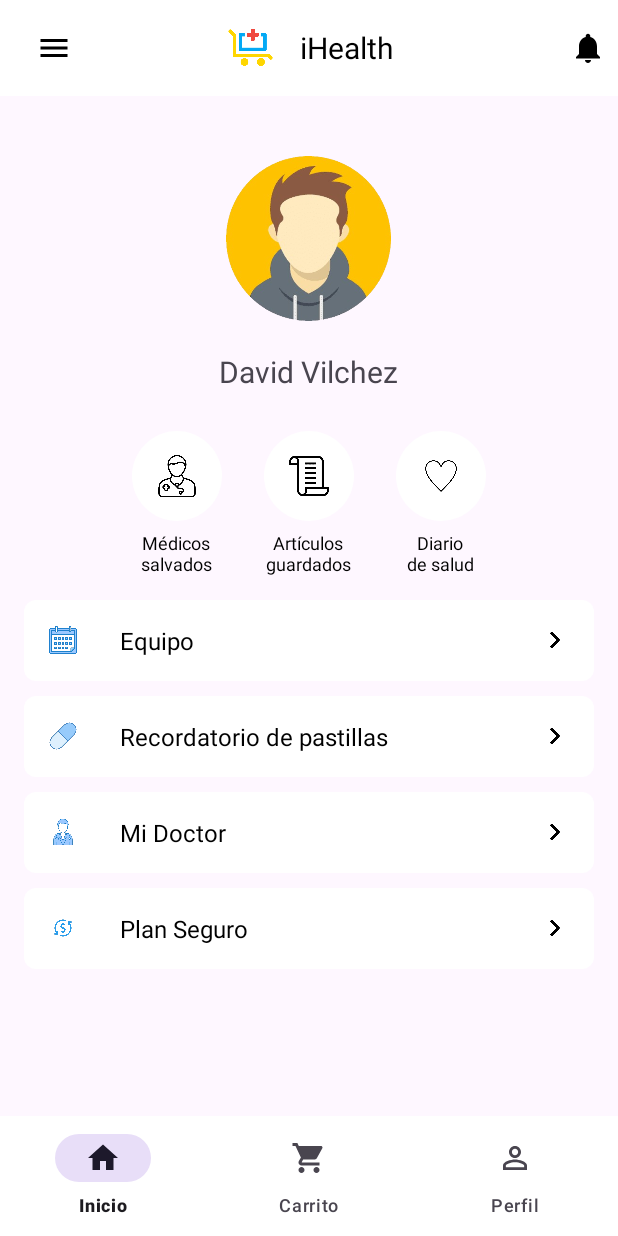
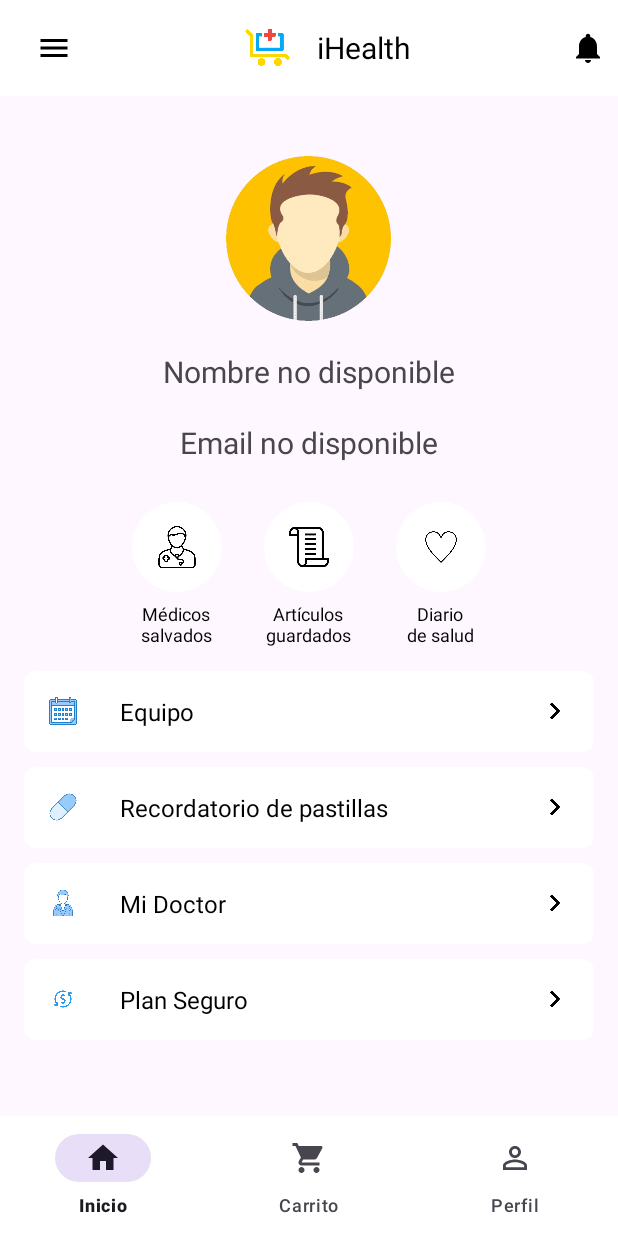
Before and after one commit to michael24561/BoticaPharmavida, an Android app: the PerfilActivity screen opened directly, with no data from a screen before it, on a phone screen of 412 x 824 dp. Run offline under Robolectric (Android 15) with nearby library versions, the phone set to English and light mode, and no system bars.

Commit message:
Cerrigiendo tus errores de mrd

```diff
--- a/app/src/main/java/com/tecsup/boticaphar/PerfilActivity.kt
+++ b/app/src/main/java/com/tecsup/boticaphar/PerfilActivity.kt
@@ -1,16 +1,36 @@
 package com.tecsup.boticaphar
 
+import android.annotation.SuppressLint
+import android.content.Context
 import android.content.Intent
 import android.os.Bundle
+import android.widget.TextView
 import androidx.appcompat.app.AppCompatActivity
 import com.google.android.material.bottomnavigation.BottomNavigationView
 
-class PerfilActivity : AppCompatActivity() {
-    override fun onCreate(savedInstanceState: Bundle?) {
-        super.onCreate(savedInstanceState)
-        setContentView(R.layout.activity_perfil)
+    class PerfilActivity : AppCompatActivity() {
+        private lateinit var nameTextView: TextView
+        private lateinit var emailTextView: TextView
 
-        // Obtén la referencia al BottomNavigationView
+        override fun onCreate(savedInstanceState: Bundle?) {
+            super.onCreate(savedInstanceState)
+            setContentView(R.layout.activity_perfil)
+
+            nameTextView = findViewById(R.id.username)
+            emailTextView = findViewById(R.id.et_email)
+
+            // Cargar datos de SharedPreferences
+            val sharedPreferences = getSharedPreferences("userPrefs", Context.MODE_PRIVATE)
+            val username = sharedPreferences.getString("username", null)
+            val email = sharedPreferences.getString("email", null)
+
+            // Muestra los detalles en los TextViews
+            nameTextView.text = username ?: "Nombre no disponible"
+            emailTextView.text = email ?: "Email no disponible"
+
+            // Configurar BottomNavigationView si es necesario...
+
+    // Obtén la referencia al BottomNavigationView
         val bottomNavigationView = findViewById<BottomNavigationView>(R.id.bottom_navigation)
 
         // Establece el listener para los ítems seleccionados
--- a/app/src/main/res/layout/activity_perfil.xml
+++ b/app/src/main/res/layout/activity_perfil.xml
@@ -13,23 +13,34 @@ android:layout_height="match_parent">
     <androidx.appcompat.widget.Toolbar
         android:id="@+id/toolbar"
         android:layout_width="match_parent"
-        android:layout_height="wrap_content"
+        android:layout_height="?attr/actionBarSize"
         android:background="@color/white">
+
+        <LinearLayout
+            android:layout_width="match_parent"
+            android:layout_height="match_parent"
+            android:orientation="horizontal"
+            android:gravity="center_vertical">
 
             <ImageView
                 android:id="@+id/menu_icon"
                 android:layout_width="wrap_content"
                 android:layout_height="wrap_content"
                 android:src="@drawable/ic_menu"
-            android:layout_gravity="start"
                 android:padding="8dp" />
+
+            <LinearLayout
+                android:layout_width="0dp"
+                android:layout_height="wrap_content"
+                android:layout_weight="1"
+                android:orientation="horizontal"
+                android:gravity="center">
 
                 <ImageView
                     android:id="@+id/logo_image"
                     android:layout_width="50dp"
                     android:layout_height="50dp"
                     android:src="@drawable/pharmavida"
-            android:layout_gravity="center"
                     android:padding="8dp" />
 
                 <TextView
@@ -39,17 +50,16 @@ android:layout_height="match_parent">
                     android:text="iHealth"
                     android:textColor="@color/black"
                     android:textSize="20sp"
-            android:layout_gravity="center"
-            android:padding="8dp"
                     android:layout_marginStart="8dp" />
+            </LinearLayout>
 
             <ImageView
                 android:id="@+id/notification_icon"
                 android:layout_width="wrap_content"
                 android:layout_height="wrap_content"
                 android:src="@drawable/ic_notification"
-            android:layout_gravity="end"
                 android:padding="8dp" />
+        </LinearLayout>
     </androidx.appcompat.widget.Toolbar>
 
     <ImageView
@@ -59,13 +69,18 @@ android:layout_height="match_parent">
         android:src="@drawable/iconperfil"
         android:layout_marginTop="40dp"
         android:layout_gravity="center_horizontal" />
-
     <TextView
-        android:id="@+id/nombreusuario"
+        android:id="@+id/username"
         android:layout_width="wrap_content"
         android:layout_height="wrap_content"
         android:layout_marginTop="20dp"
-        android:text="David Vilchez"
+        android:textSize="20sp"
+        android:layout_gravity="center_horizontal" />
+    <TextView
+        android:id="@+id/et_email"
+        android:layout_width="wrap_content"
+        android:layout_height="wrap_content"
+        android:layout_marginTop="20dp"
         android:textSize="20sp"
         android:layout_gravity="center_horizontal" />
 
--- a/app/src/main/res/layout/menu_header_perfil_drawer.xml
+++ b/app/src/main/res/layout/menu_header_perfil_drawer.xml
@@ -19,17 +19,16 @@
         app:srcCompat="@drawable/iconperfil"/>
 
     <TextView
+        android:id="@+id/username"
         android:layout_width="match_parent"
         android:layout_height="wrap_content"
         android:paddingTop="8dp"
-        android:text="David Vilchez"
         android:textColor="@color/black"
         android:textAppearance="@style/TextAppearance.AppCompat.Body1"/>
 
     <TextView
-        android:id="@+id/txt_gmail"
+        android:id="@+id/et_email"
         android:layout_width="wrap_content"
         android:layout_height="wrap_content"
-        android:text="david@gmail.com"
         android:textColor="@color/black"/>
 </LinearLayout>
```
Also changed, not shown: app/src/main/java/com/tecsup/boticaphar/HomeActivity.kt (+12 -0 lines), app/src/main/java/com/tecsup/boticaphar/MenuLateralActivity.kt (+16 -0 lines), app/src/main/java/com/tecsup/boticaphar/NotificacionActivity.kt (added, +10 -0 lines), app/src/main/java/com/tecsup/boticaphar/UserSession.kt (added, +11 -0 lines), app/src/main/res/layout/activity_home.xml (+19 -7 lines), app/src/main/res/layout/activity_perfil_completo_drawer.xml (+8 -2 lines), app/src/main/res/layout/activity_register.xml (+12 -4 lines), app/src/main/res/menu/menu_toolbar.xml (added, +14 -0 lines), gradle/wrapper/gradle-wrapper.properties. Lines whose indentation alone changed are shown as unchanged.
